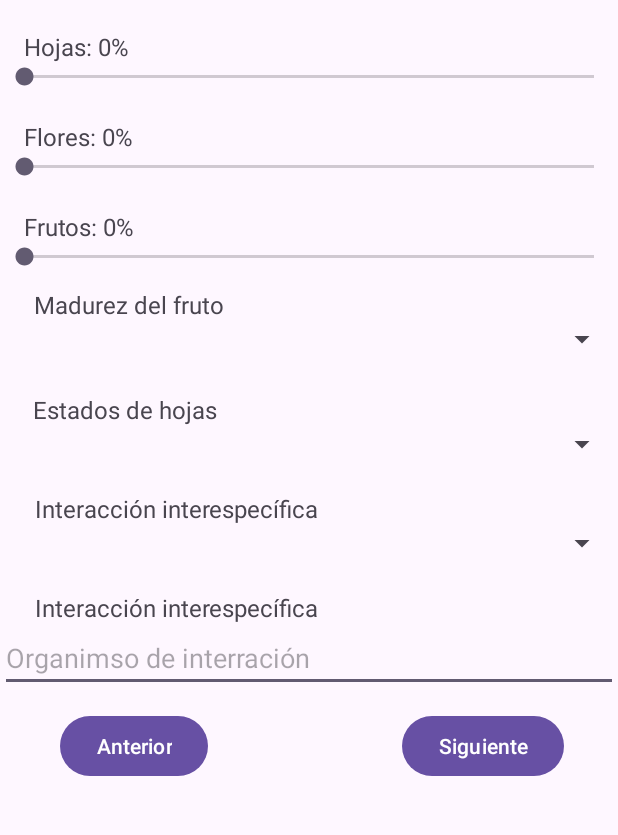
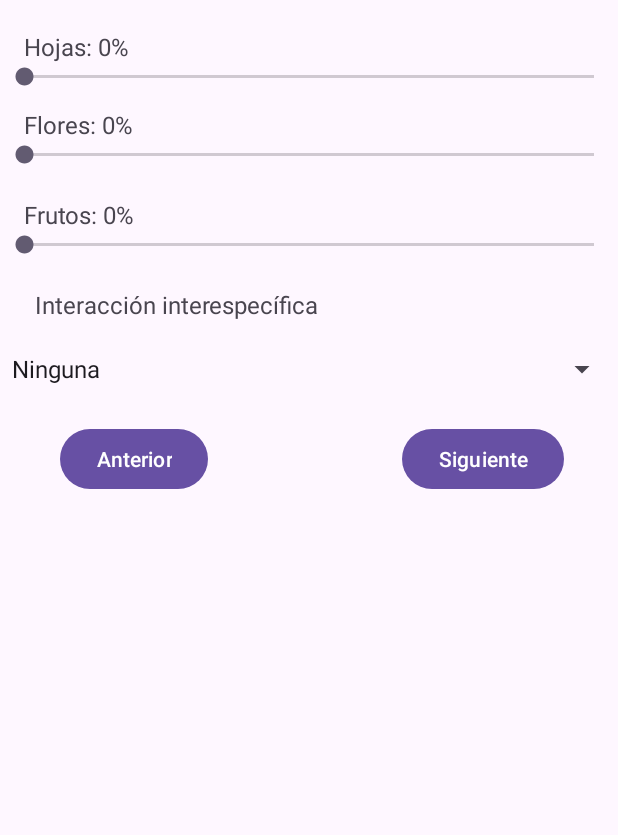
Before and after one commit to Veca-LAG/Forestales, an Android app: the MainActivity2 screen opened directly, with no data from a screen before it, on a phone screen of 412 x 824 dp, the part 53-888 px from its top. Run offline under Robolectric (Android 15) with nearby library versions, the phone set to English and light mode, and no system bars.

Commit message:
vista parte 3

```diff
--- a/app/src/main/AndroidManifest.xml
+++ b/app/src/main/AndroidManifest.xml
@@ -12,6 +12,9 @@
         android:supportsRtl="true"
         android:theme="@style/Theme.Forestales"
         tools:targetApi="31">
+        <activity
+            android:name=".OptionActivity"
+            android:exported="false" />
         <activity
             android:name=".MainActivity3"
             android:exported="false" />
@@ -32,7 +35,7 @@
             android:exported="false" />
         <activity
             android:name=".MainActivity2"
-            android:exported="false"></activity>
+            android:exported="false" />
     </application>
 
 </manifest>
--- a/app/src/main/java/com/example/forestales/MainActivity2.java
+++ b/app/src/main/java/com/example/forestales/MainActivity2.java
@@ -2,8 +2,13 @@ package com.example.forestales;
 
 import android.content.Intent;
 import android.os.Bundle;
+import android.view.View;
+import android.widget.AdapterView;
+import android.widget.ArrayAdapter;
 import android.widget.Button;
+import android.widget.EditText;
 import android.widget.SeekBar;
+import android.widget.Spinner;
 import android.widget.TextView;
 
 import androidx.activity.EdgeToEdge;
@@ -76,6 +81,64 @@ public class MainActivity2 extends AppCompatActivity {
             public void onStopTrackingTouch(SeekBar seekBar) { }
         });
 
+        Spinner madurezFrutoSpinner = findViewById(R.id.madurezFrutoSpinner);
+        Spinner estadoHojasSpinner = findViewById(R.id.estadoHojasSpinner);
+        Spinner interaccionSpinner = findViewById(R.id.interaccionSpinner);
+        TextView organismoTextView = findViewById(R.id.organismoTextView);
+        EditText organismoEditText = findViewById(R.id.organismoEditText);
+
+    // Opciones del spinner
+        ArrayAdapter<String> madurezAdapter = new ArrayAdapter<>(this,
+                android.R.layout.simple_spinner_item, new String[]{"Muy inmaduro", "Ligeramente inmaduro", "Maduro"});
+        madurezFrutoSpinner.setAdapter(madurezAdapter);
+
+        ArrayAdapter<String> estadoHojasAdapter = new ArrayAdapter<>(this,
+                android.R.layout.simple_spinner_item, new String[]{"Hojas verdes", "Hojas amarillentas", "Hojas marchitas"});
+        estadoHojasSpinner.setAdapter(estadoHojasAdapter);
+
+        ArrayAdapter<String> interaccionAdapter = new ArrayAdapter<>(this,
+                android.R.layout.simple_spinner_item, new String[]{"Ninguna", "Mutualismo", "Depredación", "Parasitismo"});
+        interaccionSpinner.setAdapter(interaccionAdapter);
+
+// Frutos SeekBar
+        frutosSeekBar.setOnSeekBarChangeListener(new SeekBar.OnSeekBarChangeListener() {
+            @Override
+            public void onProgressChanged(SeekBar seekBar, int progress, boolean fromUser) {
+                int porcentaje = progress * 5;
+                frutosTextView.setText("Frutos: " + porcentaje + "%");
+                madurezFrutoSpinner.setVisibility(porcentaje > 0 ? View.VISIBLE : View.GONE);
+            }
+            public void onStartTrackingTouch(SeekBar seekBar) {}
+            public void onStopTrackingTouch(SeekBar seekBar) {}
+        });
+
+// Hojas SeekBar
+        hojasSeekBar.setOnSeekBarChangeListener(new SeekBar.OnSeekBarChangeListener() {
+            @Override
+            public void onProgressChanged(SeekBar seekBar, int progress, boolean fromUser) {
+                int porcentaje = progress * 5;
+                hojasTextView.setText("Hojas: " + porcentaje + "%");
+                estadoHojasSpinner.setVisibility(porcentaje > 0 ? View.VISIBLE : View.GONE);
+            }
+            public void onStartTrackingTouch(SeekBar seekBar) {}
+            public void onStopTrackingTouch(SeekBar seekBar) {}
+        });
+
+// Spinner de interacción
+        interaccionSpinner.setOnItemSelectedListener(new AdapterView.OnItemSelectedListener() {
+            @Override
+            public void onItemSelected(AdapterView<?> parent, View view, int position, long id) {
+                String selected = (String) parent.getItemAtPosition(position);
+                boolean visible = !selected.equals("Ninguna");
+                organismoTextView.setVisibility(visible ? View.VISIBLE : View.GONE);
+                organismoEditText.setVisibility(visible ? View.VISIBLE : View.GONE);
+            }
+            @Override
+            public void onNothingSelected(AdapterView<?> parent) {}
+        });
+
+
+
         /*boton anterior*/
         Button anteriorButton = findViewById(R.id.previwewButton);
 
--- a/app/src/main/res/layout/activity_main2.xml
+++ b/app/src/main/res/layout/activity_main2.xml
@@ -25,19 +25,6 @@
             app:layout_constraintStart_toStartOf="parent"
             app:layout_constraintTop_toTopOf="parent" />
 
-        <!--EditText
-            android:id="@+id/hojasEditText"
-            android:layout_width="match_parent"
-            android:layout_height="wrap_content"
-            android:hint="% de hojas"
-            android:inputType="number"
-            android:padding="12dp"
-            android:textColor="#000000"
-            app:layout_constraintEnd_toEndOf="parent"
-            app:layout_constraintHorizontal_bias="0.0"
-            app:layout_constraintStart_toStartOf="parent"
-            app:layout_constraintTop_toBottomOf="@+id/textViewForm" /-->
-
         <TextView
             android:id="@+id/hojasTextView"
             android:layout_width="wrap_content"
@@ -61,15 +48,38 @@
             app:layout_constraintTop_toBottomOf="@+id/hojasTextView" />
 
         <TextView
+            android:id="@+id/estadoHojasTextView"
+            android:layout_width="wrap_content"
+            android:layout_height="wrap_content"
+            android:layout_marginTop="12dp"
+            android:text="Estados de hojas"
+            android:textSize="16sp"
+            android:visibility="gone"
+            app:layout_constraintEnd_toEndOf="parent"
+            app:layout_constraintHorizontal_bias="0.073"
+            app:layout_constraintStart_toStartOf="parent"
+            app:layout_constraintTop_toBottomOf="@+id/hojasSeekBar" />
+
+        <Spinner
+            android:id="@+id/estadoHojasSpinner"
+            android:layout_width="match_parent"
+            android:layout_height="wrap_content"
+            android:minHeight="48dp"
+            android:paddingVertical="12dp"
+            android:layout_marginTop="8dp"
+            android:visibility="gone"
+            app:layout_constraintTop_toBottomOf="@+id/estadoHojasTextView" />
+
+        <TextView
             android:id="@+id/floresTextView"
             android:layout_width="wrap_content"
             android:layout_height="wrap_content"
             android:layout_marginStart="16dp"
-            android:layout_marginTop="20dp"
+            android:layout_marginTop="12dp"
             android:text="Flores: 0%"
             android:textSize="16sp"
             app:layout_constraintStart_toStartOf="parent"
-            app:layout_constraintTop_toBottomOf="@+id/hojasSeekBar" />
+            app:layout_constraintTop_toBottomOf="@+id/estadoHojasSpinner" />
 
         <SeekBar
             android:id="@+id/floresSeekBar"
@@ -111,6 +121,7 @@
             android:layout_marginTop="12dp"
             android:text="Madurez del fruto"
             android:textSize="16sp"
+            android:visibility="gone"
             app:layout_constraintEnd_toEndOf="parent"
             app:layout_constraintHorizontal_bias="0.079"
             app:layout_constraintStart_toStartOf="parent"
@@ -120,27 +131,13 @@
             android:id="@+id/madurezFrutoSpinner"
             android:layout_width="match_parent"
             android:layout_height="wrap_content"
-            android:visibility="visible"
+            android:minHeight="48dp"
+            android:paddingVertical="12dp"
+            android:layout_marginTop="8dp"
+            android:visibility="gone"
             app:layout_constraintTop_toBottomOf="@+id/madurezFrutoTextView" />
 
-        <TextView
-            android:id="@+id/estadoHojasTextView"
-            android:layout_width="wrap_content"
-            android:layout_height="wrap_content"
-            android:layout_marginTop="24dp"
-            android:text="Estados de hojas"
-            android:textSize="16sp"
-            app:layout_constraintEnd_toEndOf="parent"
-            app:layout_constraintHorizontal_bias="0.077"
-            app:layout_constraintStart_toStartOf="parent"
-            app:layout_constraintTop_toBottomOf="@+id/madurezFrutoSpinner" />
 
-        <Spinner
-            android:id="@+id/estadoHojasSpinner"
-            android:layout_width="match_parent"
-            android:layout_height="wrap_content"
-            android:visibility="visible"
-            app:layout_constraintTop_toBottomOf="@+id/estadoHojasTextView" />
 
         <TextView
             android:id="@+id/interaccionTextView"
@@ -152,13 +149,16 @@
             app:layout_constraintEnd_toEndOf="parent"
             app:layout_constraintHorizontal_bias="0.104"
             app:layout_constraintStart_toStartOf="parent"
-            app:layout_constraintTop_toBottomOf="@+id/estadoHojasSpinner" />
+            app:layout_constraintTop_toBottomOf="@+id/madurezFrutoSpinner" />
 
         <Spinner
             android:id="@+id/interaccionSpinner"
             android:layout_width="match_parent"
             android:layout_height="wrap_content"
             android:visibility="visible"
+            android:minHeight="48dp"
+            android:paddingVertical="12dp"
+            android:layout_marginTop="8dp"
             app:layout_constraintTop_toBottomOf="@+id/interaccionTextView" />
 
         <TextView
@@ -168,6 +168,8 @@
             android:layout_marginTop="20dp"
             android:text="Interacción interespecífica"
             android:textSize="16sp"
+            android:padding="6dp"
+            android:visibility="gone"
             app:layout_constraintEnd_toEndOf="parent"
             app:layout_constraintHorizontal_bias="0.104"
             app:layout_constraintStart_toStartOf="parent"
@@ -178,7 +180,8 @@
             android:layout_width="match_parent"
             android:layout_height="wrap_content"
             android:hint="Organimso de interración"
-            android:visibility="visible"
+            android:padding="12dp"
+            android:visibility="gone"
             app:layout_constraintTop_toBottomOf="@+id/organismoTextView" />
 
         <Button
```
Also changed, not shown: app/src/main/res/layout/activity_main.xml (+18 -20 lines), app/src/main/res/layout/activity_main3.xml (+47 -2 lines).
